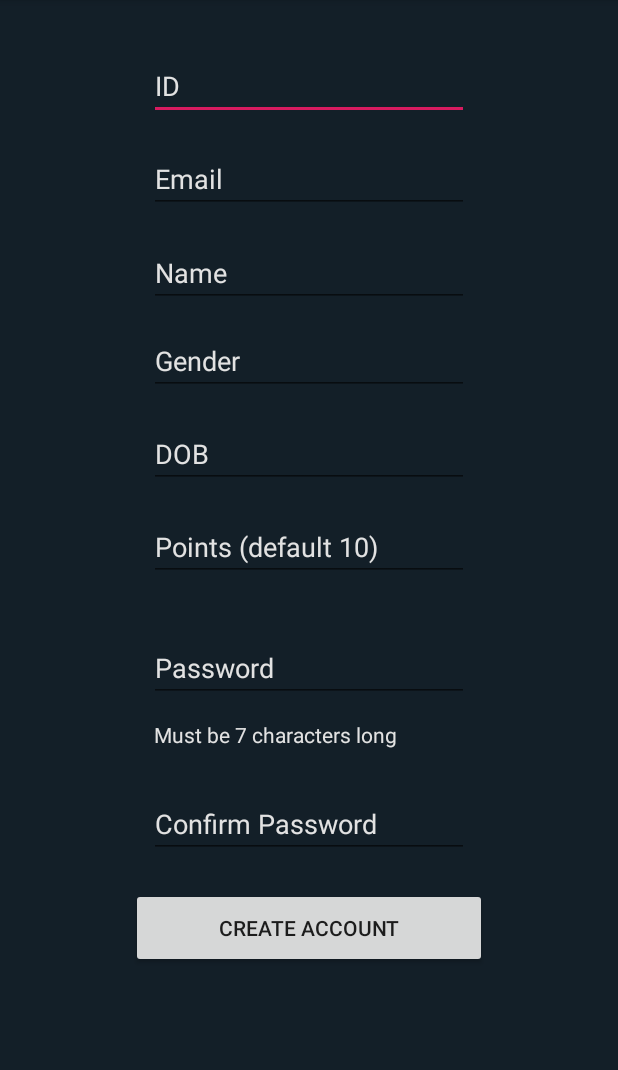
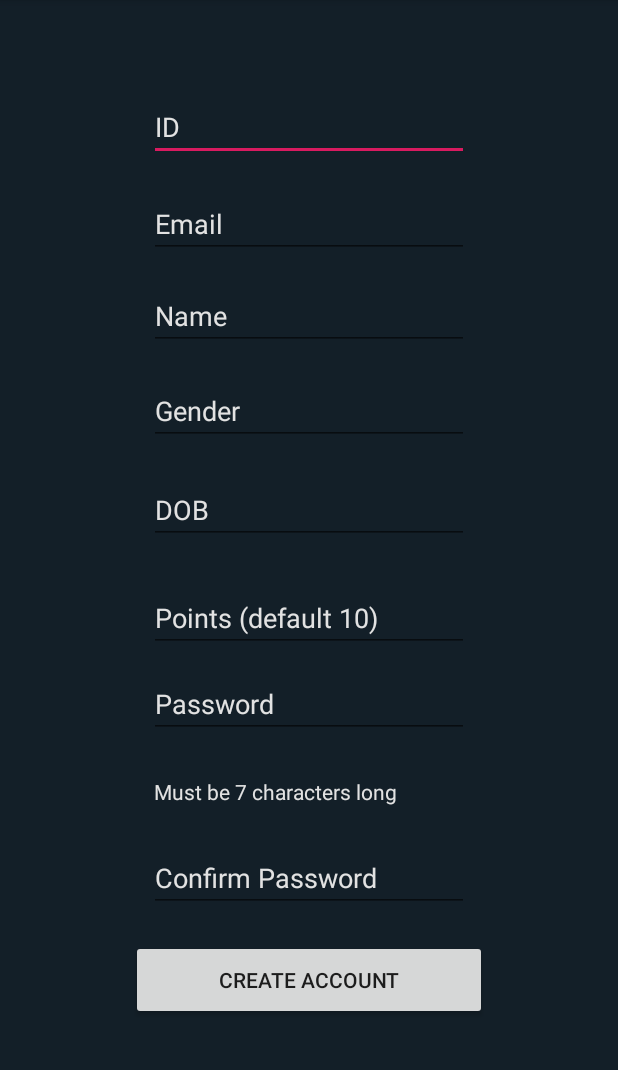
Before and after one commit to pubSpotterDev/Front_End, an Android app: the newAccountActivity screen opened directly, with no data from a screen before it, on a phone screen of 412 x 824 dp, the part 84-1154 px from its top. Run offline under Robolectric (Android 15) with nearby library versions, the phone set to English and light mode, and no system bars.

Commit message:
Add  New - fix

```diff
--- a/ProfDev1.2/app/src/main/java/com/example/profdev11/NavActivity.java
+++ b/ProfDev1.2/app/src/main/java/com/example/profdev11/NavActivity.java
@@ -39,7 +39,7 @@ public class NavActivity extends AppCompatActivity {
      String [] Street_Name;
      String [] Postcode;
      int points;
-     String email, name, dob, gender, gender2;
+     String email, name, dob, gender, gender2, username;
 
 
 
@@ -63,7 +63,7 @@ public class NavActivity extends AppCompatActivity {
         Intent intent = getIntent();
 
         User user = (User)intent.getSerializableExtra("USER");
-        String username = user.getName();
+        username = user.getName();
         points = user.getPoints();
         email = user.getEmail();
         dob = user.getDob();
--- a/ProfDev1.2/app/src/main/res/layout/activity_new_account.xml
+++ b/ProfDev1.2/app/src/main/res/layout/activity_new_account.xml
@@ -23,7 +23,7 @@
         app:layout_constraintEnd_toEndOf="parent"
         app:layout_constraintStart_toStartOf="parent"
         app:layout_constraintTop_toTopOf="parent"
-        app:layout_constraintVertical_bias="0.038" />
+        app:layout_constraintVertical_bias="0.076" />
 
     <EditText
         android:id="@+id/etEmail"
@@ -41,7 +41,7 @@
         app:layout_constraintEnd_toEndOf="parent"
         app:layout_constraintStart_toStartOf="parent"
         app:layout_constraintTop_toTopOf="parent"
-        app:layout_constraintVertical_bias="0.125" />
+        app:layout_constraintVertical_bias="0.168" />
 
     <EditText
         android:id="@+id/etName"
@@ -60,7 +60,7 @@
         app:layout_constraintEnd_toEndOf="parent"
         app:layout_constraintStart_toStartOf="parent"
         app:layout_constraintTop_toTopOf="parent"
-        app:layout_constraintVertical_bias="0.214" />
+        app:layout_constraintVertical_bias="0.255" />
 
     <EditText
         android:id="@+id/etGender"
@@ -78,7 +78,7 @@
         app:layout_constraintEnd_toEndOf="parent"
         app:layout_constraintStart_toStartOf="parent"
         app:layout_constraintTop_toTopOf="parent"
-        app:layout_constraintVertical_bias="0.297" />
+        app:layout_constraintVertical_bias="0.344" />
 
     <EditText
         android:id="@+id/etDOB"
@@ -96,7 +96,7 @@
         app:layout_constraintEnd_toEndOf="parent"
         app:layout_constraintStart_toStartOf="parent"
         app:layout_constraintTop_toTopOf="parent"
-        app:layout_constraintVertical_bias="0.385" />
+        app:layout_constraintVertical_bias="0.438" />
 
     <EditText
         android:id="@+id/etPoints"
@@ -114,26 +114,23 @@
         app:layout_constraintEnd_toEndOf="parent"
         app:layout_constraintStart_toStartOf="parent"
         app:layout_constraintTop_toTopOf="parent"
-        app:layout_constraintVertical_bias="0.473" />
+        app:layout_constraintVertical_bias="0.54" />
 
     <EditText
         android:id="@+id/etPassword"
         android:layout_width="wrap_content"
         android:layout_height="wrap_content"
         android:layout_marginStart="8dp"
-        android:layout_marginTop="8dp"
+        android:layout_marginTop="12dp"
         android:layout_marginEnd="8dp"
-        android:layout_marginBottom="300dp"
         android:ems="10"
         android:hint="Password"
         android:inputType="textPassword"
         android:textColor="@color/colorText"
         android:textColorHint="@color/colorText"
-        app:layout_constraintBottom_toBottomOf="parent"
         app:layout_constraintEnd_toEndOf="parent"
         app:layout_constraintStart_toStartOf="parent"
-        app:layout_constraintTop_toBottomOf="@+id/etPoints"
-        app:layout_constraintVertical_bias="1.0" />
+        app:layout_constraintTop_toBottomOf="@+id/etPoints" />
 
     <EditText
         android:id="@+id/etPassword2"
@@ -152,25 +149,26 @@
         app:layout_constraintEnd_toEndOf="parent"
         app:layout_constraintStart_toStartOf="parent"
         app:layout_constraintTop_toBottomOf="@+id/etPassword"
-        app:layout_constraintVertical_bias="0.213" />
+        app:layout_constraintVertical_bias="0.291" />
 
     <TextView
         android:id="@+id/tvHelp"
         android:layout_width="168dp"
         android:layout_height="32dp"
-        android:layout_marginStart="99dp"
+        android:layout_marginStart="8dp"
         android:layout_marginTop="8dp"
-        android:layout_marginEnd="144dp"
-        android:layout_marginBottom="252dp"
+        android:layout_marginEnd="8dp"
+        android:layout_marginBottom="8dp"
         android:text="Must be 7 characters long"
         android:textAlignment="center"
         android:textColor="@color/colorText"
         android:textColorHint="@color/colorText"
         app:layout_constraintBottom_toBottomOf="parent"
         app:layout_constraintEnd_toEndOf="parent"
-        app:layout_constraintHorizontal_bias="0.0"
+        app:layout_constraintHorizontal_bias="0.4"
         app:layout_constraintStart_toStartOf="parent"
-        app:layout_constraintTop_toBottomOf="@+id/etPassword" />
+        app:layout_constraintTop_toTopOf="parent"
+        app:layout_constraintVertical_bias="0.708" />
 
     <Button
         android:id="@+id/btnCreate"
@@ -185,6 +183,6 @@
         app:layout_constraintEnd_toEndOf="parent"
         app:layout_constraintStart_toStartOf="parent"
         app:layout_constraintTop_toBottomOf="@+id/etPassword2"
-        app:layout_constraintVertical_bias="0.094" />
+        app:layout_constraintVertical_bias="0.12" />
 
 </android.support.constraint.ConstraintLayout>
```
Also changed, not shown: ProfDev1.2/app/src/main/java/com/example/profdev11/MainActivity.java (+4 -4 lines).
